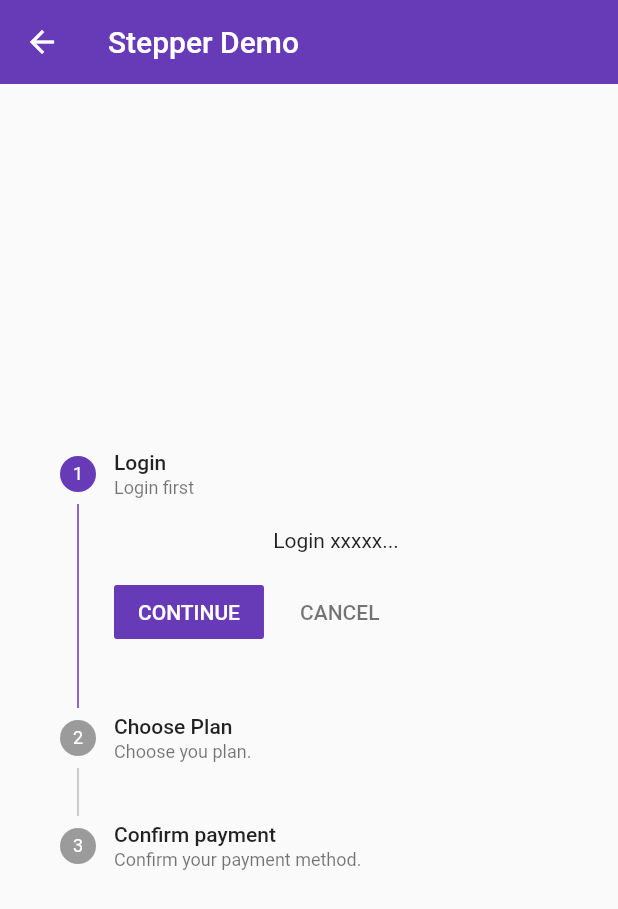
After one commit to smallg/first_flutter, a Flutter app: the screen it shows after launch, after a tap on "Stepper", on a phone screen of 412 x 824 dp. The commit adds this screen. Shown: the top 909 px of the screen. Run offline on Flutter 3.47's test engine with Material 2 defaults, Android fonts, the phone set to English and light mode, and no system bars.

Commit message:
Section 13: Stepper

```diff
--- a/lib/demo/material_components.dart
+++ b/lib/demo/material_components.dart
@@ -7,6 +7,7 @@ import 'package:first_flutter/demo/datetime_demo.dart';
 import 'package:first_flutter/demo/form_demo.dart';
 import 'package:first_flutter/demo/paginateddatetable_demo.dart';
 import 'package:first_flutter/demo/popup_menu_button.dart';
+import 'package:first_flutter/demo/stepper_demo.dart';
 import 'package:flutter/material.dart';
 
 class MaterialComponents extends StatelessWidget {
@@ -19,6 +20,10 @@ class MaterialComponents extends StatelessWidget {
       ),
       body: ListView(
         children: <Widget>[
+          ListItem(
+            title: 'Stepper',
+            page: StepperDemo(),
+          ),
           ListItem(
             title: 'Card',
             page: CardDemo(),
--- /dev/null
+++ b/lib/demo/stepper_demo.dart
@@ -0,0 +1,71 @@
+import 'package:flutter/material.dart';
+
+class StepperDemo extends StatefulWidget {
+  @override
+  _StepperDemoState createState() => _StepperDemoState();
+}
+
+class _StepperDemoState extends State<StepperDemo> {
+  int _currentStep = 0;
+
+  @override
+  Widget build(BuildContext context) {
+    return Scaffold(
+      appBar: AppBar(
+        title: Text('Stepper Demo'),
+        elevation: 0.0,
+      ),
+      body: Container(
+        padding: EdgeInsets.all(16.0),
+        child: Column(
+          mainAxisAlignment: MainAxisAlignment.center,
+          children: <Widget>[
+            Theme(
+              data: Theme.of(context).copyWith(
+                primaryColor: Colors.black,
+              ),
+              child: Stepper(
+                currentStep: _currentStep,
+                onStepContinue: () {
+                  setState(() {
+                    _currentStep < 2 ? _currentStep += 1 : _currentStep = 0;
+                  });
+                },
+                onStepCancel: () {
+                  setState(() {
+                    _currentStep > 0 ? _currentStep -= 1 : _currentStep = 0;
+                  });
+                },
+                onStepTapped: (int value) {
+                  setState(() {
+                    _currentStep = value;
+                  });
+                },
+                steps: [
+                  Step(
+                    title: Text('Login'),
+                    subtitle: Text('Login first'),
+                    content: Text('Login xxxxx...'),
+                    isActive: _currentStep == 0,
+                  ),
+                  Step(
+                    title: Text('Choose Plan'),
+                    subtitle: Text('Choose you plan.'),
+                    content: Text('Choose Plan xxxxx...'),
+                    isActive: _currentStep == 1,
+                  ),
+                  Step(
+                    title: Text('Confirm payment'),
+                    subtitle: Text('Confirm your payment method.'),
+                    content: Text('Confirm payment xxxxx...'),
+                    isActive: _currentStep == 2,
+                  ),
+                ],
+              ),
+            )
+          ],
+        ),
+      ),
+    );
+  }
+}
```
